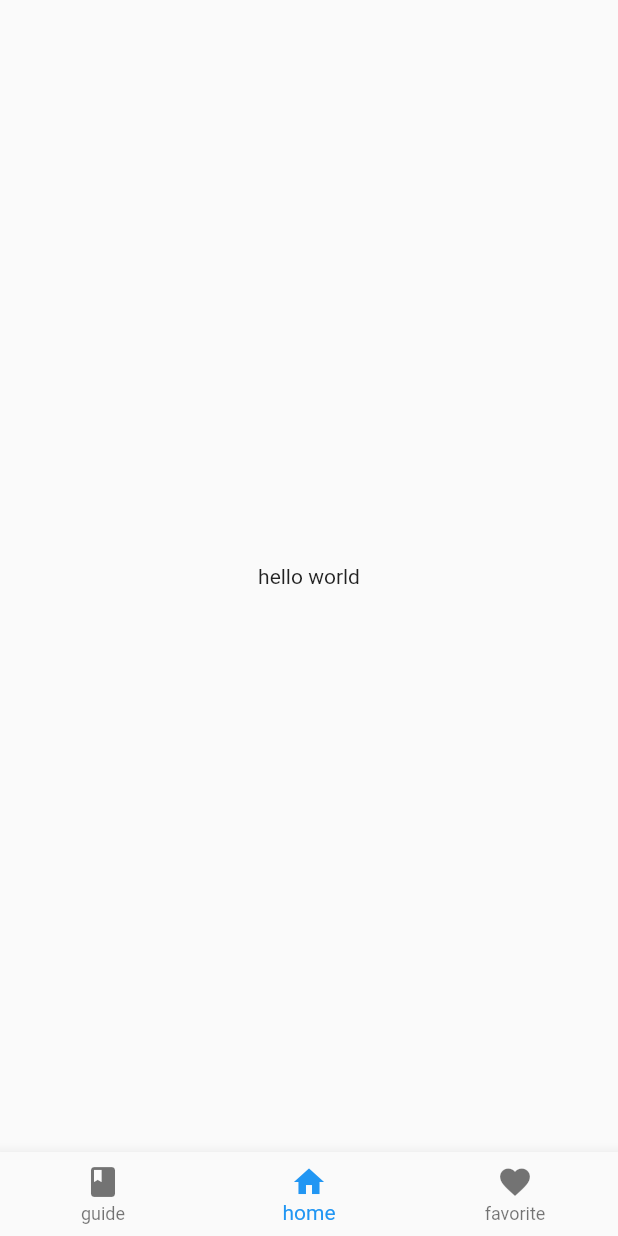
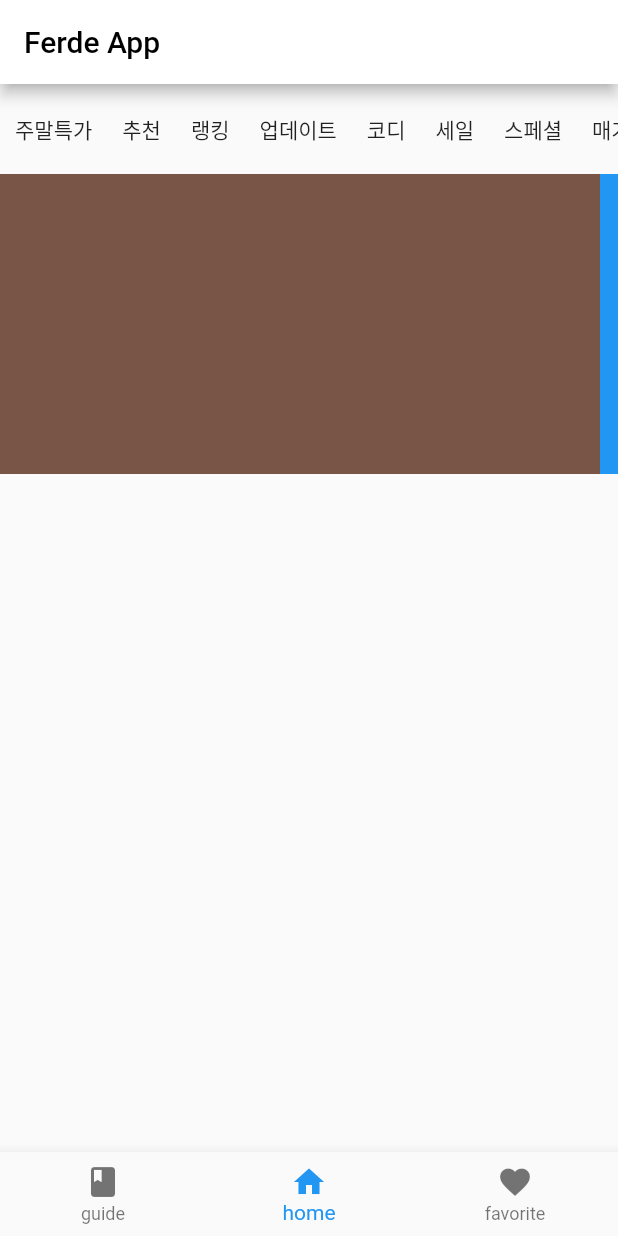
Before and after one commit to daegkim/ferde_app, a Flutter app: the screen it shows after launch, on a phone screen of 412 x 824 dp. Run offline on Flutter 3.47's test engine with Material 2 defaults, Android fonts, the light colour scheme and no system bars.

Commit message:
각종 구현 완료 1. 대문 구현 2. 대문에서 메인화면으로 이동하는 것 구현 3. 이미지 슬라이드 구현 4. 좌우 무한 스크롤되는 카테고리 생성

```diff
--- /dev/null
+++ b/lib/components/slide_images.dart
@@ -0,0 +1,30 @@
+import 'package:flutter/material.dart';
+
+class SlideImagesWidget extends StatefulWidget {
+  const SlideImagesWidget({Key? key}) : super(key: key);
+
+  @override
+  State<StatefulWidget> createState() => _SlideImagesWidgetState();
+}
+
+class _SlideImagesWidgetState extends State<SlideImagesWidget> {
+  _SlideImagesWidgetState();
+  List<MaterialColor> colors = [Colors.brown, Colors.blue, Colors.deepOrange];
+
+  @override
+  Widget build(BuildContext context) {
+    return SizedBox(
+      child: ListView.builder(
+        scrollDirection: Axis.horizontal,
+        itemCount: 3,
+        itemBuilder: (context, index) {
+          return Container(
+            color: colors[index],
+            width: 400,
+          );
+        },
+      ),
+      height: 200,
+    );
+  }
+}
--- a/lib/front_door_widget.dart
+++ b/lib/front_door_widget.dart
@@ -1,5 +1,3 @@
-import 'dart:developer';
-
 import 'package:flutter/material.dart';
 
 import 'index.dart';
@@ -16,10 +14,11 @@ class _FrontDoorWidgetState extends State<FrontDoorWidget> with TickerProviderSt
 
   // late : run lazily the first time the field is accessed
   // running time에 _controller가 사용되는 시점에 초기화가 된다는 것을 의미한다.
+  // context와 this는 선언부에서는 사용할 수가 없는데 (객체가 완성되어야 사용할 수 있기 때문에) late가 이를 가능하게 만들어준다.
   // vsync: this는 TickerProviderStateMixin를 넣어주는 것을 의미한다. TickerProviderStateMixin는 타이머이며
   // 한마디로 타이머가 객체 생성 시점이 아닌 build시점까지 초기화되는 것을 기다려준다는 것으로 이해했다.
   late final AnimationController _controller = AnimationController(
-    duration: const Duration(milliseconds: 1000),
+    duration: const Duration(milliseconds: 1500),
     vsync: this,
   )..forward()
   ..addStatusListener((status) {
--- a/lib/index.dart
+++ b/lib/index.dart
@@ -1,5 +1,6 @@
 import 'dart:developer';
 
+import 'package:ferde_app/components/slide_images.dart';
 import 'package:flutter/material.dart';
 
 class IndexWidget extends StatefulWidget {
@@ -14,12 +15,97 @@ class _IndexWidgetState extends State<IndexWidget> {
 
   int navIndex = 1;
 
+  Widget getBody() {
+    Widget result;
+    switch(navIndex) {
+      case 0:
+        result = const Text('Guide');
+        break;
+      case 1:
+        result = const SlideImagesWidget();
+        break;
+      case 2:
+        result = const Text('Favorite');
+        break;
+      default:
+        result = const Text('Default');
+    }
+    return result;
+  }
+
+  Widget getCategory() {
+    List<String> categoryList = ["주말특가", "추천", "랭킹", "업데이트", "코디", "세일", "스페셜", "매거진", "TV", "이벤트"];
+    Key forwardListKey = UniqueKey();
+    Widget forwardList = SliverList(
+      delegate: SliverChildBuilderDelegate((BuildContext context, int index) {
+        return Container(
+          padding: const EdgeInsets.symmetric(vertical: 20, horizontal: 10),
+          child: Text(categoryList[index % categoryList.length]),
+        );
+      }),
+      key: forwardListKey,
+    );
+
+    Widget reverseList = SliverList(
+      delegate: SliverChildBuilderDelegate((BuildContext context, int index) {
+        return Container(
+          padding: const EdgeInsets.symmetric(vertical: 20, horizontal: 10),
+          child: Text(categoryList[categoryList.length - 1 - (index % categoryList.length)]),
+        );
+      }),
+    );
+
+    return SizedBox(
+      child: Scrollable(
+        axisDirection: AxisDirection.right,
+        viewportBuilder: (context, offset) {
+          return Viewport(
+            axisDirection: AxisDirection.right,
+            offset: offset,
+            center: forwardListKey,
+            slivers: [
+              reverseList,
+              forwardList,
+            ],
+          );
+        },
+      ),
+      height: 60,
+    );
+    /*
+    return SizedBox(
+      child: ListView.builder(
+        padding: const EdgeInsets.symmetric(vertical: 20, horizontal: 0),
+        scrollDirection: Axis.horizontal,
+        // itemCount: categoryList.length,
+        itemBuilder: (context, index) {
+          log(index.toString());
+          return Container(
+            padding: const EdgeInsets.symmetric(vertical: 0, horizontal: 10),
+            child: Text(categoryList[index % categoryList.length]),
+          );
+        },
+      ),
+      height: 60,
+    );
+    */
+  }
+
   @override
   Widget build(BuildContext context) {
     // 전체를 가득 채우는 방법
     return Scaffold(
-      body: const Center(
-        child: Text('hello world'),
+      appBar: AppBar(
+        backgroundColor: Colors.white,
+        foregroundColor: Colors.black,
+        title: const Text('Ferde App'),
+      ),
+      body: Column(
+        //mainAxisAlignment: MainAxisAlignment.center,
+        children: [
+          getCategory(),
+          getBody()
+        ]
       ),
       bottomNavigationBar: BottomNavigationBar(
         currentIndex: navIndex,
@@ -29,7 +115,9 @@ class _IndexWidgetState extends State<IndexWidget> {
           BottomNavigationBarItem(label: 'favorite', icon: Icon(Icons.favorite)),
         ],
         onTap: (idx) {
-          log(idx.toString());
+          setState(() {
+            navIndex = idx;
+          });
         },
       ),
     );
--- a/lib/main.dart
+++ b/lib/main.dart
@@ -1,5 +1,3 @@
-import 'dart:developer';
-
 import 'package:flutter/material.dart';
 
 import 'front_door_widget.dart';
@@ -13,14 +11,12 @@ class MyApp extends StatelessWidget {
 
   @override
   Widget build(BuildContext context) {
-    log("1");
-    log(context.widget.toString());
     return MaterialApp(
       title: 'Flutter Demo',
       theme: ThemeData(
         primarySwatch: Colors.blue,
       ),
-      home: const FrontDoorWidget()
+      home: const FrontDoorWidget(),
     );
   }
 }
```
